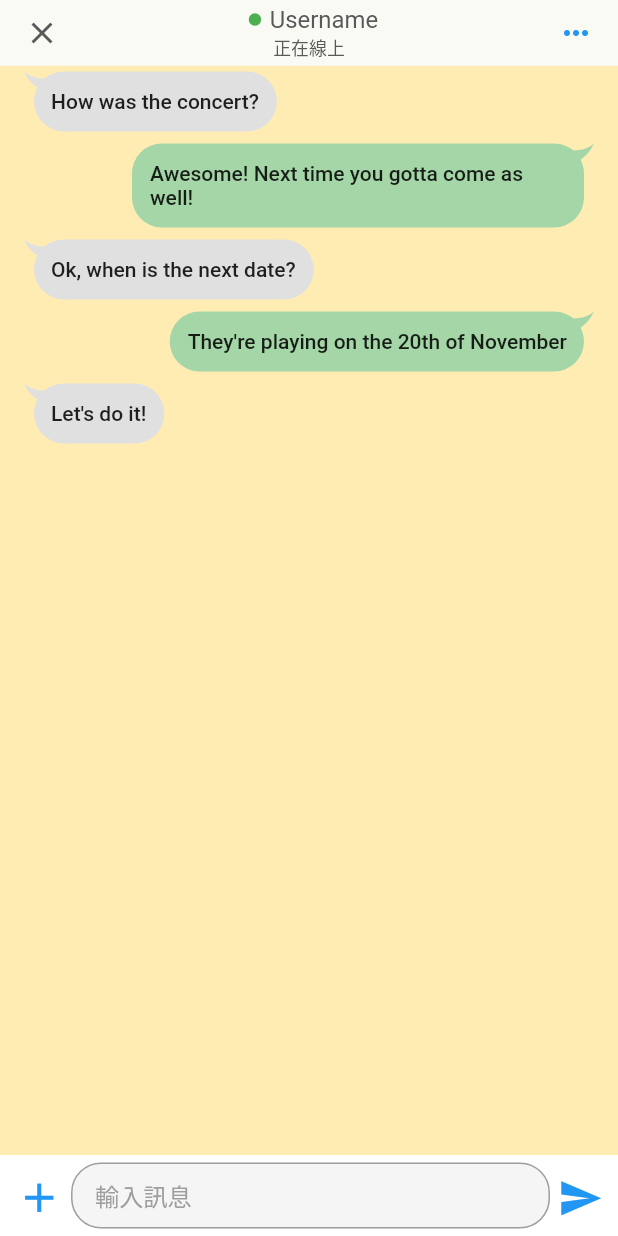
After one commit to royfuwei/flutter-app-prototype, a Flutter app: the ChatPage screen opened by its route, on a phone screen of 412 x 824 dp. The commit adds this screen. Run offline on Flutter 3.47's test engine with Material 2 defaults, Android fonts, the light colour scheme and no system bars; our stand-ins replace dio, extended_image, firebase_core, firebase_messaging, flutter_slidable, gallery_saver and 11 more; missing offline and left inert: icofont_flutter, image_pickers, photo_manager; accounts and stored records are empty.

Commit message:
[feat] create chat bubble & chat page

```diff
--- /dev/null
+++ b/lib/core/chat/pages/chat.page.dart
@@ -0,0 +1,333 @@
+import 'package:flutter/material.dart';
+import 'package:seeks_app_prototype/configs/size_config.dart';
+import 'package:seeks_app_prototype/constants.dart';
+import 'package:seeks_app_prototype/core/chat/widgets/chat_bubble.widget.dart';
+import 'package:seeks_app_prototype/core/common/components/default_app_bar.dart';
+
+class ChatPage extends StatefulWidget {
+  static String routeName = "/chat";
+  const ChatPage({Key? key}) : super(key: key);
+
+  @override
+  State<ChatPage> createState() => _ChatPageState();
+}
+
+class _ChatPageState extends State<ChatPage> {
+  FocusNode focusNode = FocusNode();
+  TextEditingController textEditingController = TextEditingController();
+  ScrollController scrollController = new ScrollController();
+  var messages = [
+    ChatBubbleWidget(
+      text: 'How was the concert?',
+      isCurrentUser: false,
+    ),
+    ChatBubbleWidget(
+      text: 'Awesome! Next time you gotta come as well!',
+      isCurrentUser: true,
+    ),
+    ChatBubbleWidget(
+      text: 'Ok, when is the next date?',
+      isCurrentUser: false,
+    ),
+    ChatBubbleWidget(
+      text: 'They\'re playing on the 20th of November',
+      isCurrentUser: true,
+    ),
+    ChatBubbleWidget(
+      text: 'Let\'s do it!',
+      isCurrentUser: false,
+    ),
+  ];
+
+  @override
+  void initState() {
+    super.initState();
+    /* scrollController.addListener(() {
+      print(scrollController.offset);
+    }); */
+    /* textEditingController.addListener(() {
+      textEditingController.
+      var size = focusNode.size;
+      print("size: ${size.height}");
+    }); */
+    focusNode.addListener(() async {
+      if (focusNode.hasFocus) {
+        Future.delayed(
+          Duration(
+            milliseconds: 400,
+          ),
+          () {
+            scrollController.animateTo(
+              scrollController.position.maxScrollExtent + 10,
+              duration: Duration(milliseconds: 100),
+              curve: Curves.easeIn,
+            );
+          },
+        );
+      }
+      // var size = focusNode.size;
+      // print("focusNode.size: ${size}");
+    });
+  }
+
+  @override
+  Widget build(BuildContext context) {
+    return Scaffold(
+      appBar: appBar(),
+      body: body(),
+    );
+  }
+
+  body() {
+    return SafeArea(
+      child: GestureDetector(
+        onTap: () {
+          focusNode.unfocus();
+        },
+        child: Container(
+          color: Colors.amber[100],
+          child: Column(
+            crossAxisAlignment: CrossAxisAlignment.center,
+            mainAxisAlignment: MainAxisAlignment.center,
+            children: [
+              bodyChatListView(),
+              bodyChatBottomSide(),
+            ],
+          ),
+        ),
+      ),
+    );
+  }
+
+  bodyChatListView() {
+    return Expanded(
+      child: Container(
+        child: ListView.builder(
+          physics: AlwaysScrollableScrollPhysics(),
+          controller: scrollController,
+          itemCount: messages.length,
+          itemBuilder: (bc, idx) {
+            return messages[idx];
+          },
+        ),
+      ),
+    );
+  }
+
+  bodyChatBottomSide() {
+    return Align(
+      alignment: Alignment.center,
+      child: Container(
+        padding: EdgeInsets.only(left: 10, bottom: 5, top: 5, right: 10),
+        width: double.infinity,
+        color: Colors.white,
+        child: Row(
+          crossAxisAlignment: CrossAxisAlignment.end,
+          children: <Widget>[
+            bodyChatBottomIconButton(
+              icon: Icon(
+                Icons.add,
+                color: Colors.blue,
+                size: getProportionateScreenHeight(context, 32),
+              ),
+              onPressed: () {
+                focusNode.unfocus();
+              },
+            ),
+            bodyChatBottomTextField(),
+            bodyChatBottomIconButton(
+              icon: Icon(
+                Icons.send,
+                color: Colors.blue,
+                size: getProportionateScreenHeight(context, 30),
+              ),
+              onPressed: () {
+                sendChat();
+              },
+            ),
+          ],
+        ),
+      ),
+    );
+  }
+
+  sendChat() {
+    focusNode.unfocus();
+    print("textEditingController.text: ${textEditingController.text}");
+    if (textEditingController.text.isNotEmpty) {
+      var text = textEditingController.text;
+      print("sendChat text: ${text}");
+      var chatBubble = ChatBubbleWidget(
+        isCurrentUser: true,
+        text: text,
+      );
+      messages.add(chatBubble);
+      textEditingController.clear();
+      setState(() {});
+      scrollController.jumpTo(scrollController.position.maxScrollExtent);
+    }
+  }
+
+  bodyChatBottomIconButton({Icon? icon, void Function()? onPressed}) {
+    return Container(
+      height: getProportionateScreenHeight(context, 40),
+      // padding: EdgeInsets.symmetric(horizontal: 5),
+      // color: Colors.amber,
+      alignment: Alignment.center,
+      child: TextButton(
+        onPressed: onPressed,
+        child: icon != null
+            ? icon
+            : Icon(
+                Icons.send,
+                color: Colors.blue,
+                size: getProportionateScreenHeight(context, 30),
+              ),
+      ),
+    );
+  }
+
+  bodyChatBottomTextField() {
+    return Expanded(
+      child: Container(
+        // color: Colors.grey.shade300,
+        constraints: BoxConstraints(
+          minHeight: getProportionateScreenHeight(context, 40),
+          maxHeight: getProportionateScreenHeight(context, 120),
+        ),
+        padding: EdgeInsets.symmetric(
+          horizontal: 5,
+        ),
+        child: TextField(
+          controller: textEditingController,
+          maxLines: null,
+          focusNode: focusNode,
+          textInputAction: TextInputAction.newline,
+          decoration: InputDecoration(
+            isDense: true,
+            filled: true,
+            enabledBorder: OutlineInputBorder(
+              borderRadius: BorderRadius.circular(20),
+              borderSide: BorderSide(color: Colors.grey),
+            ),
+            focusedBorder: OutlineInputBorder(
+              borderRadius: BorderRadius.circular(20),
+              borderSide: BorderSide(color: Colors.grey),
+            ),
+            border: OutlineInputBorder(
+              borderRadius: BorderRadius.circular(30),
+              borderSide: BorderSide(color: Colors.grey),
+            ),
+            hintText: "輸入訊息",
+            hintStyle: TextStyle(
+              fontSize: getProportionateScreenWidth(
+                context,
+                getProportionateScreenHeight(context, 16),
+              ),
+              color: Colors.grey,
+            ),
+            contentPadding: EdgeInsets.symmetric(
+              vertical: 10,
+              horizontal: 16,
+            ),
+          ),
+          style: TextStyle(
+            fontSize: getProportionateScreenWidth(
+              context,
+              getProportionateScreenHeight(context, 16),
+            ),
+            color: Colors.black,
+          ),
+        ),
+      ),
+    );
+  }
+
+  appBar() {
+    return AppBar(
+      // backgroundColor: Colors.black,
+      elevation: 0,
+      leading: Container(),
+      leadingWidth: 0,
+      title: defaultExpandedAppBarTitle(
+        startItems: [
+          TextButton(
+            onPressed: () {
+              Navigator.pop(
+                context,
+              );
+            },
+            child: Icon(
+              Icons.close,
+              // size: getProportionateScreenWidth(context, 30),
+              color: colorFont02,
+            ),
+          ),
+        ],
+        titleItems: [
+          appBarUserTitle("Username", "正在線上"),
+        ],
+        endItems: [
+          appBarMoreButton(),
+        ],
+      ),
+    );
+  }
+
+  appBarMoreButton() {
+    return Container(
+      // color: Colors.blueGrey,
+      child: TextButton(
+        onPressed: () {},
+        child: Row(
+          children: [
+            Icon(
+              Icons.more_horiz,
+              color: Colors.blue,
+            )
+          ],
+        ),
+      ),
+    );
+  }
+
+  appBarUserTitle(String name, status) {
+    return Expanded(
+      child: Container(
+        // color: Colors.amber,
+        child: Column(
+          mainAxisSize: MainAxisSize.min,
+          mainAxisAlignment: MainAxisAlignment.center,
+          crossAxisAlignment: CrossAxisAlignment.center,
+          children: [
+            Row(
+              mainAxisAlignment: MainAxisAlignment.center,
+              crossAxisAlignment: CrossAxisAlignment.center,
+              children: [
+                Container(
+                  padding: EdgeInsets.symmetric(horizontal: 5),
+                  child: Icon(
+                    Icons.circle,
+                    size: getProportionateScreenWidth(context, 10),
+                    color: Colors.green,
+                  ),
+                ),
+                Text(
+                  name,
+                  style: TextStyle(
+                      fontSize: getProportionateScreenWidth(context, 16)),
+                ),
+              ],
+            ),
+            Text(
+              status,
+              style: TextStyle(
+                fontSize: getProportionateScreenWidth(context, 12),
+              ),
+            ),
+          ],
+        ),
+      ),
+    );
+  }
+}
--- /dev/null
+++ b/lib/core/chat/widgets/chat_bubble.widget.dart
@@ -0,0 +1,101 @@
+import 'package:flutter/material.dart';
+
+class ChatBubbleWidget extends StatelessWidget {
+  static String widgetName = "/chat_bubble";
+  const ChatBubbleWidget({
+    Key? key,
+    required this.isCurrentUser,
+    required this.text,
+  }) : super(key: key);
+  final bool isCurrentUser;
+  final String text;
+
+  @override
+  Widget build(BuildContext context) {
+    return Container(
+      padding: EdgeInsets.fromLTRB(
+        isCurrentUser ? 88.0 : 16.0,
+        4,
+        isCurrentUser ? 16.0 : 88.0,
+        4,
+      ),
+      child: Container(
+        // color: Colors.green,
+        child: Align(
+          alignment:
+              isCurrentUser ? Alignment.centerRight : Alignment.centerLeft,
+          child: PhysicalShape(
+            clipper: ChatBubbleClipper(isCurrentUser: isCurrentUser),
+            // elevation: 2,
+            color: isCurrentUser ? Colors.green.shade200 : Colors.grey.shade300,
+            child: Container(
+              padding: EdgeInsets.fromLTRB(
+                isCurrentUser ? 12 : 18,
+                12,
+                isCurrentUser ? 18 : 12,
+                12,
+              ),
+              child: Text(
+                text,
+                style: Theme.of(context).textTheme.bodyText1!.copyWith(
+                      // color: isCurrentUser ? Colors.white : Colors.black87,
+                      color: Colors.black87,
+                      // fontSize: 14,
+                    ),
+              ),
+            ),
+          ),
+        ),
+      ),
+    );
+  }
+}
+
+class ChatBubbleClipper extends CustomClipper<Path> {
+  // final BubbleType? type;
+  final double radius;
+  final double nipSize;
+  final double sizeRatio;
+  final bool isCurrentUser;
+
+  ChatBubbleClipper(
+      {this.isCurrentUser = false,
+      this.radius = 20,
+      this.nipSize = 8,
+      this.sizeRatio = 3});
+
+  @override
+  Path getClip(Size size) {
+    var path = Path();
+
+    if (isCurrentUser) {
+      path.addRRect(RRect.fromLTRBR(
+          0, 0, size.width - radius / 3, size.height, Radius.circular(radius)));
+
+      var path2 = Path();
+      path2.arcToPoint(Offset(-radius, radius / 6),
+          radius: Radius.circular(radius), clockwise: true);
+      path2.lineTo(-radius / 1.5, radius / 1.5);
+      path2.arcToPoint(Offset(0, 0),
+          radius: Radius.circular(radius * 1.3), clockwise: false);
+
+      path.addPath(path2, Offset(size.width, 0));
+      path.addPath(path2, Offset(size.width, 0));
+    } else {
+      path.addRRect(RRect.fromLTRBR(
+          radius / 3, 0, size.width, size.height, Radius.circular(radius)));
+
+      var path2 = Path();
+      path2.arcToPoint(Offset(radius, radius / 6),
+          radius: Radius.circular(radius), clockwise: false);
+      path2.lineTo(radius / 1.5, radius / 1.5);
+      path2.arcToPoint(Offset(0, 0), radius: Radius.circular(radius * 1.3));
+
+      path.addPath(path2, Offset(0, 0));
+    }
+    return path;
+  }
+
+  @override
+  bool shouldReclip(CustomClipper<Path> oldClipper) => false;
+}
--- a/lib/core/dating/pages/dating_info.page.dart
+++ b/lib/core/dating/pages/dating_info.page.dart
@@ -42,7 +42,7 @@ class _DatingInfoPageState extends State<DatingInfoPage> {
 
   appBar() {
     return AppBar(
-      backgroundColor: Colors.black,
+      // backgroundColor: Colors.black,
       leading: Container(),
       leadingWidth: 0,
       title: defaultExpandedAppBarTitle(
--- a/lib/core/main/components/nav_pages.dart
+++ b/lib/core/main/components/nav_pages.dart
@@ -1,5 +1,5 @@
 import 'package:flutter/material.dart';
-import 'package:seeks_app_prototype/core/dating/pages/dating_add.page.dart';
+import 'package:seeks_app_prototype/core/dating/pages/dating_add_images.page.dart';
 import 'package:seeks_app_prototype/core/home/pages/home.page.dart';
 import 'package:seeks_app_prototype/core/chat/pages/chat_list.page.dart';
 import 'package:seeks_app_prototype/core/more/pages/more.page.dart';
@@ -8,7 +8,7 @@ import 'package:seeks_app_prototype/core/notification/pages/notfication.page.dar
 List<Widget> navPages = [
   HomePage(),
   NotificationPage(),
-  DatingAddPage(),
+  DatingAddImagesPage(),
   ChatListPage(),
   MorePage(),
 ];
--- a/lib/core/main/pages/main.page.dart
+++ b/lib/core/main/pages/main.page.dart
@@ -1,6 +1,6 @@
 import 'package:flutter/cupertino.dart';
 import 'package:flutter/material.dart';
-import 'package:seeks_app_prototype/core/dating/pages/dating_add.page.dart';
+import 'package:seeks_app_prototype/core/dating/pages/dating_add_images.page.dart';
 import 'package:seeks_app_prototype/core/main/components/nav_pages.dart';
 import 'package:seeks_app_prototype/infrastructures/util/getx_routes.dart';
 
@@ -25,7 +25,7 @@ class _MainPageState extends State<MainPage> {
             if (index == 2) {
               toRoutesNamed([
                 MainPage.routeName,
-                DatingAddPage.routeName,
+                DatingAddImagesPage.routeName,
               ]);
             } else {
               currentIndex = index;
--- a/lib/routes/app_pages.dart
+++ b/lib/routes/app_pages.dart
@@ -1,7 +1,9 @@
 import 'package:get/get.dart';
 import 'package:seeks_app_prototype/core/captcha/pages/captcha.page.dart';
+import 'package:seeks_app_prototype/core/chat/pages/chat.page.dart';
+import 'package:seeks_app_prototype/core/dating/pages/dating_add_info.page.dart';
 import 'package:seeks_app_prototype/core/dating/pages/dating_info.page.dart';
-import 'package:seeks_app_prototype/core/dating/pages/dating_add.page.dart';
+import 'package:seeks_app_prototype/core/dating/pages/dating_add_images.page.dart';
 import 'package:seeks_app_prototype/core/entry/pages/entry.page.dart';
 import 'package:seeks_app_prototype/core/forgot_password/pages/forgot_password.page.dart';
 import 'package:seeks_app_prototype/core/home/pages/home.page.dart';
--- a/lib/routes/app_routes.dart
+++ b/lib/routes/app_routes.dart
@@ -103,8 +103,18 @@ abstract class AppRoutes {
           binding: AppPagesBind(),
         ),
         GetPage(
-          name: DatingAddPage.routeName,
-          page: () => DatingAddPage(),
+          name: ChatPage.routeName,
+          page: () => ChatPage(),
+          binding: AppPagesBind(),
+        ),
+        GetPage(
+          name: DatingAddImagesPage.routeName,
+          page: () => DatingAddImagesPage(),
+          binding: AppPagesBind(),
+        ),
+        GetPage(
+          name: DatingAddInfoPage.routeName,
+          page: () => DatingAddInfoPage(),
           binding: AppPagesBind(),
         ),
         GetPage(
--- a/lib/routes/default_routes.dart
+++ b/lib/routes/default_routes.dart
@@ -1,6 +1,6 @@
 import 'package:flutter/material.dart';
 import 'package:seeks_app_prototype/core/captcha/pages/captcha.page.dart';
-import 'package:seeks_app_prototype/core/dating/pages/dating_add.page.dart';
+import 'package:seeks_app_prototype/core/dating/pages/dating_add_images.page.dart';
 import 'package:seeks_app_prototype/core/entry/pages/entry.page.dart';
 import 'package:seeks_app_prototype/core/forgot_password/pages/forgot_password.page.dart';
 import 'package:seeks_app_prototype/core/home/pages/home.page.dart';
@@ -90,7 +90,7 @@ final Map<String, WidgetBuilder> routes = {
   HomePage.routeName: (context) => HomePage(),
   NotificationPage.routeName: (context) => NotificationPage(),
   ChatListPage.routeName: (context) => ChatListPage(),
-  DatingAddPage.routeName: (context) => DatingAddPage(),
+  DatingAddImagesPage.routeName: (context) => DatingAddImagesPage(),
   MorePage.routeName: (context) => MorePage(),
   DevImagePicker.routeName: (context) => DevImagePicker(),
   DevImagePickers.routeName: (context) => DevImagePickers(),
```
Also changed, not shown: lib/core/dating/pages/dating_add_images.page.dart (renamed from lib/core/dating/pages/dating_add.page.dart, +6 -6 lines), lib/core/dating/pages/dating_add_info.page.dart (added, +16 -0 lines), lib/core/media/widgets/images_viewer.widget.dart (+3 -4 lines), lib/core/more/pages/more.page.dart (+91 -0 lines), lib/infrastructures/develop/components/app_listVew.dart (+26 -3 lines), lib/infrastructures/develop/components/widget_listVew.dart (+23 -0 lines), 1 other file.
